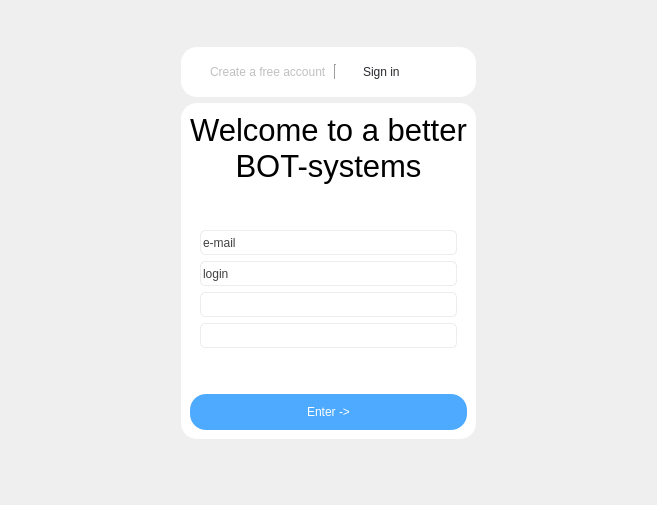
Old version of the form simple_gram_desktop/constructor_app/widgets/login_widget.ui in the repository cuttlesystems/simplegram.
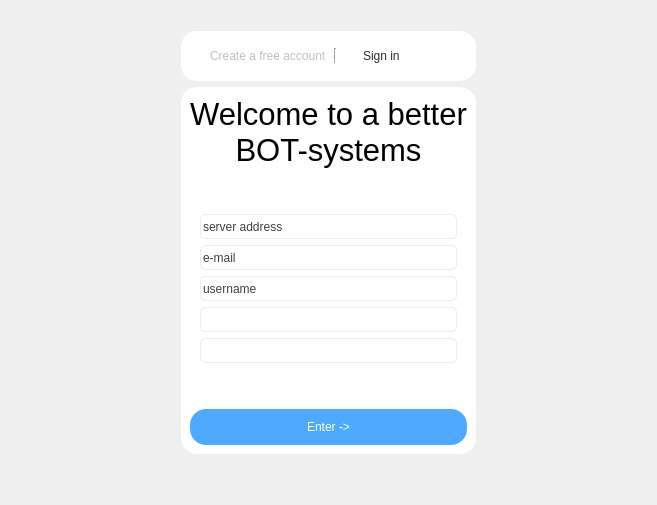
New version of the form.

Commit message: qt: авторизация и сохранение рег данных юзера

What changed in the file:
```diff
--- a/simple_gram_desktop/constructor_app/widgets/login_widget.ui
+++ b/simple_gram_desktop/constructor_app/widgets/login_widget.ui
@@ -180,6 +180,31 @@
             </property>
            </spacer>
           </item>
+          <item>
+           <widget class="QLineEdit" name="server_addr_edit">
+            <property name="minimumSize">
+             <size>
+              <width>0</width>
+              <height>25</height>
+             </size>
+            </property>
+            <property name="styleSheet">
+             <string notr="true">QLineEdit{
+	color: rgb(64,64,64);
+	border: 1px solid rgba(204, 204, 204, 89);
+	border-radius: 5px;
+	margin-left: 10px;
+	margin-right: 10px;
+}</string>
+            </property>
+            <property name="inputMask">
+             <string/>
+            </property>
+            <property name="text">
+             <string>server address</string>
+            </property>
+           </widget>
+          </item>
           <item>
            <widget class="QLineEdit" name="username_widget">
             <property name="minimumSize">
@@ -210,6 +235,12 @@
               <height>25</height>
              </size>
             </property>
+            <property name="maximumSize">
+             <size>
+              <width>16777215</width>
+              <height>16777208</height>
+             </size>
+            </property>
             <property name="styleSheet">
              <string notr="true">QLineEdit{
 	color: rgb(64,64,64);
@@ -220,7 +251,7 @@
 }</string>
             </property>
             <property name="text">
-             <string>login</string>
+             <string>username</string>
             </property>
            </widget>
           </item>
```
Left out of the diff: 2 changed lines with no effect on the pictures. The commit also changes 1 other file.
